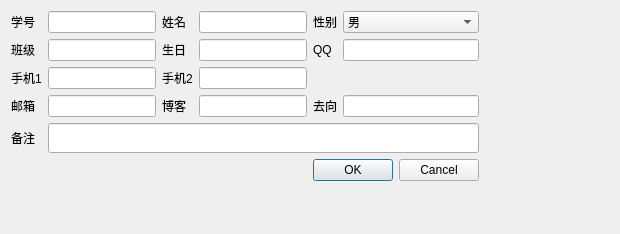
Qt form ui/ChangeInfoDialog.ui (hurley25/xylms) before a commit.
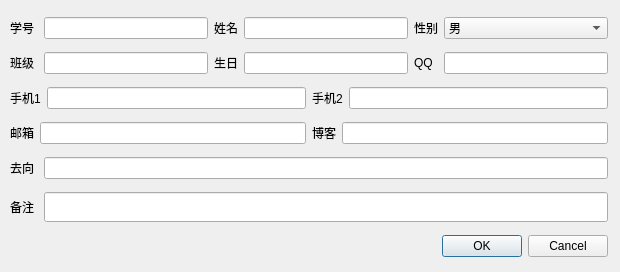
The same form after that commit.

The edit to the form file:
```diff
--- a/ui/ChangeInfoDialog.ui
+++ b/ui/ChangeInfoDialog.ui
@@ -7,14 +7,21 @@
     <x>0</x>
     <y>0</y>
     <width>620</width>
-    <height>234</height>
+    <height>272</height>
    </rect>
   </property>
   <property name="windowTitle">
    <string>成员信息编辑</string>
   </property>
-  <layout class="QFormLayout" name="formLayout">
-   <item row="0" column="0">
+  <widget class="QWidget" name="">
+   <property name="geometry">
+    <rect>
+     <x>10</x>
+     <y>10</y>
+     <width>598</width>
+     <height>256</height>
+    </rect>
+   </property>
     <layout class="QGridLayout" name="gridLayout">
      <item row="0" column="0">
       <widget class="QLabel" name="label">
@@ -23,27 +30,27 @@
        </property>
       </widget>
      </item>
-     <item row="0" column="1" colspan="2">
+    <item row="0" column="1">
       <widget class="QLineEdit" name="idEdit"/>
      </item>
-     <item row="0" column="3">
+    <item row="0" column="2">
       <widget class="QLabel" name="label_2">
        <property name="text">
         <string>姓名</string>
        </property>
       </widget>
      </item>
-     <item row="0" column="4">
+    <item row="0" column="3">
       <widget class="QLineEdit" name="nameEdit"/>
      </item>
-     <item row="0" column="5">
+    <item row="0" column="4">
       <widget class="QLabel" name="label_3">
        <property name="text">
         <string>性别</string>
        </property>
       </widget>
      </item>
-     <item row="0" column="6">
+    <item row="0" column="5">
       <widget class="QComboBox" name="sexComboBox">
        <item>
         <property name="text">
@@ -64,97 +71,105 @@
        </property>
       </widget>
      </item>
-     <item row="1" column="1" colspan="2">
+    <item row="1" column="1">
       <widget class="QLineEdit" name="classEdit"/>
      </item>
-     <item row="1" column="3">
+    <item row="1" column="2">
       <widget class="QLabel" name="label_5">
        <property name="text">
         <string>生日</string>
        </property>
       </widget>
      </item>
-     <item row="1" column="4">
+    <item row="1" column="3">
       <widget class="QLineEdit" name="birthdayEdit"/>
      </item>
-     <item row="1" column="5">
+    <item row="1" column="4">
       <widget class="QLabel" name="label_6">
        <property name="text">
         <string>QQ</string>
        </property>
       </widget>
      </item>
-     <item row="1" column="6">
+    <item row="1" column="5">
       <widget class="QLineEdit" name="qqEdit"/>
      </item>
-     <item row="2" column="0">
+    <item row="4" column="0">
+     <widget class="QLabel" name="label_11">
+      <property name="text">
+       <string>去向</string>
+      </property>
+     </widget>
+    </item>
+    <item row="5" column="0">
+     <widget class="QLabel" name="label_12">
+      <property name="text">
+       <string>备注</string>
+      </property>
+     </widget>
+    </item>
+    <item row="6" column="4" colspan="2">
+     <widget class="QDialogButtonBox" name="buttonBox">
+      <property name="orientation">
+       <enum>Qt::Horizontal</enum>
+      </property>
+      <property name="standardButtons">
+       <set>QDialogButtonBox::Cancel|QDialogButtonBox::Ok</set>
+      </property>
+     </widget>
+    </item>
+    <item row="2" column="0" colspan="6">
+     <layout class="QHBoxLayout" name="horizontalLayout_2">
+      <item>
       <widget class="QLabel" name="label_7">
        <property name="text">
         <string>手机1</string>
        </property>
       </widget>
      </item>
-     <item row="2" column="1" colspan="2">
+      <item>
       <widget class="QLineEdit" name="phone1Edit"/>
      </item>
-     <item row="2" column="3">
+      <item>
       <widget class="QLabel" name="label_8">
        <property name="text">
         <string>手机2</string>
        </property>
       </widget>
      </item>
-     <item row="2" column="4">
+      <item>
       <widget class="QLineEdit" name="phone2Edit"/>
      </item>
-     <item row="3" column="0">
+     </layout>
+    </item>
+    <item row="3" column="0" colspan="6">
+     <layout class="QHBoxLayout" name="horizontalLayout">
+      <item>
       <widget class="QLabel" name="label_9">
        <property name="text">
         <string>邮箱</string>
        </property>
       </widget>
      </item>
-     <item row="3" column="1" colspan="2">
+      <item>
       <widget class="QLineEdit" name="mailEdit"/>
      </item>
-     <item row="3" column="3">
+      <item>
       <widget class="QLabel" name="label_10">
        <property name="text">
         <string>博客</string>
        </property>
       </widget>
      </item>
-     <item row="3" column="4">
+      <item>
       <widget class="QLineEdit" name="blogEdit"/>
      </item>
-     <item row="3" column="5">
-      <widget class="QLabel" name="label_11">
-       <property name="text">
-        <string>去向</string>
-       </property>
-      </widget>
-     </item>
-     <item row="3" column="6">
+     </layout>
+    </item>
+    <item row="4" column="1" colspan="5">
       <widget class="QLineEdit" name="wheretogoEdit"/>
      </item>
-     <item row="5" column="5" colspan="2">
-      <widget class="QDialogButtonBox" name="buttonBox">
-       <property name="orientation">
-        <enum>Qt::Horizontal</enum>
-       </property>
-       <property name="standardButtons">
-        <set>QDialogButtonBox::Cancel|QDialogButtonBox::Ok</set>
-       </property>
-      </widget>
-     </item>
-     <item row="4" column="0">
-      <widget class="QLabel" name="label_12">
-       <property name="text">
-        <string>备注</string>
-       </property>
-      </widget>
-     </item>
-     <item row="4" column="1" colspan="6">
+    <item row="5" column="1" colspan="5">
       <widget class="QLineEdit" name="otherinfoEdit">
        <property name="minimumSize">
         <size>
@@ -165,8 +180,7 @@
       </widget>
      </item>
     </layout>
-   </item>
-  </layout>
+  </widget>
  </widget>
  <resources/>
  <connections>
```
Lines whose indentation alone changed are shown as unchanged.
